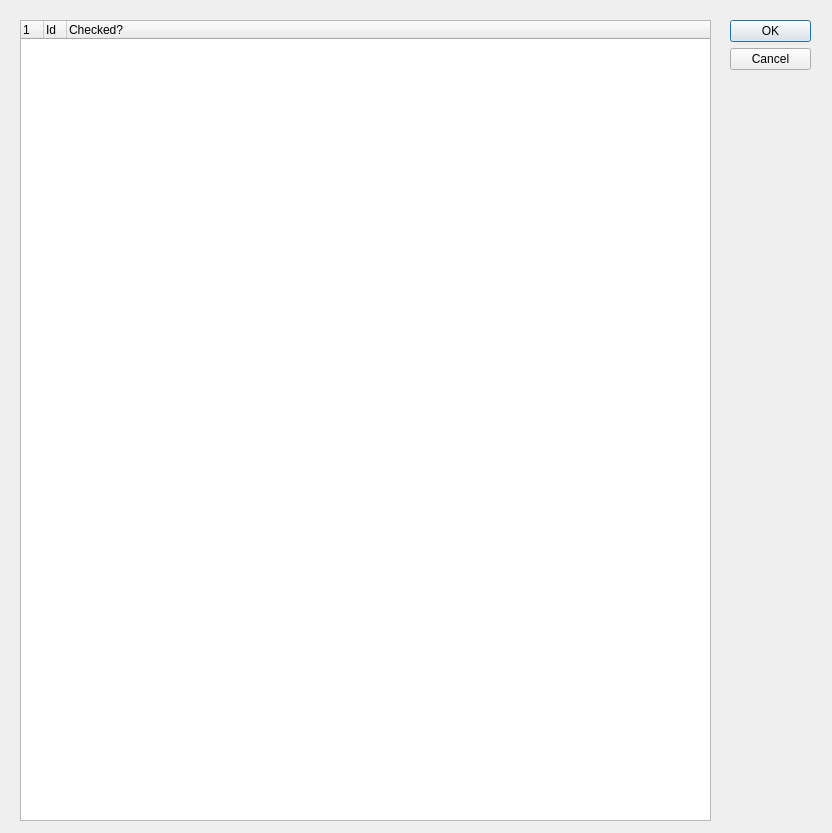
Old version of the form editdevicespecifications.ui in the repository FlorianWeber1018/RiskManager.
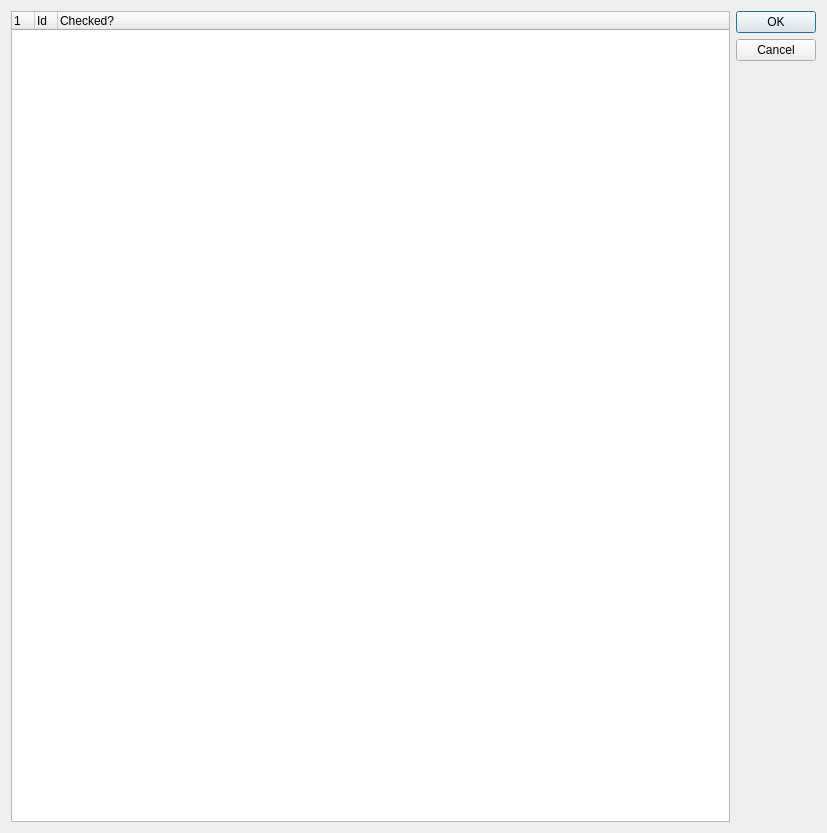
New version of the form.

Diff of the .ui file:
```diff
--- a/editdevicespecifications.ui
+++ b/editdevicespecifications.ui
@@ -6,38 +6,16 @@
    <rect>
     <x>0</x>
     <y>0</y>
-    <width>832</width>
+    <width>827</width>
     <height>833</height>
    </rect>
   </property>
   <property name="windowTitle">
    <string>Dialog</string>
   </property>
-  <widget class="QDialogButtonBox" name="buttonBox">
-   <property name="geometry">
-    <rect>
-     <x>730</x>
-     <y>20</y>
-     <width>81</width>
-     <height>241</height>
-    </rect>
-   </property>
-   <property name="orientation">
-    <enum>Qt::Vertical</enum>
-   </property>
-   <property name="standardButtons">
-    <set>QDialogButtonBox::Cancel|QDialogButtonBox::Ok</set>
-   </property>
-  </widget>
+  <layout class="QHBoxLayout" name="horizontalLayout">
+   <item>
   <widget class="QTreeWidget" name="treeWidget">
-   <property name="geometry">
-    <rect>
-     <x>20</x>
-     <y>20</y>
-     <width>691</width>
-     <height>801</height>
-    </rect>
-   </property>
    <attribute name="headerDefaultSectionSize">
     <number>23</number>
    </attribute>
@@ -60,6 +38,18 @@
     </property>
    </column>
   </widget>
+   </item>
+   <item>
+    <widget class="QDialogButtonBox" name="buttonBox">
+     <property name="orientation">
+      <enum>Qt::Vertical</enum>
+     </property>
+     <property name="standardButtons">
+      <set>QDialogButtonBox::Cancel|QDialogButtonBox::Ok</set>
+     </property>
+    </widget>
+   </item>
+  </layout>
  </widget>
  <resources/>
  <connections>
```
Lines whose indentation alone changed are shown as unchanged.
